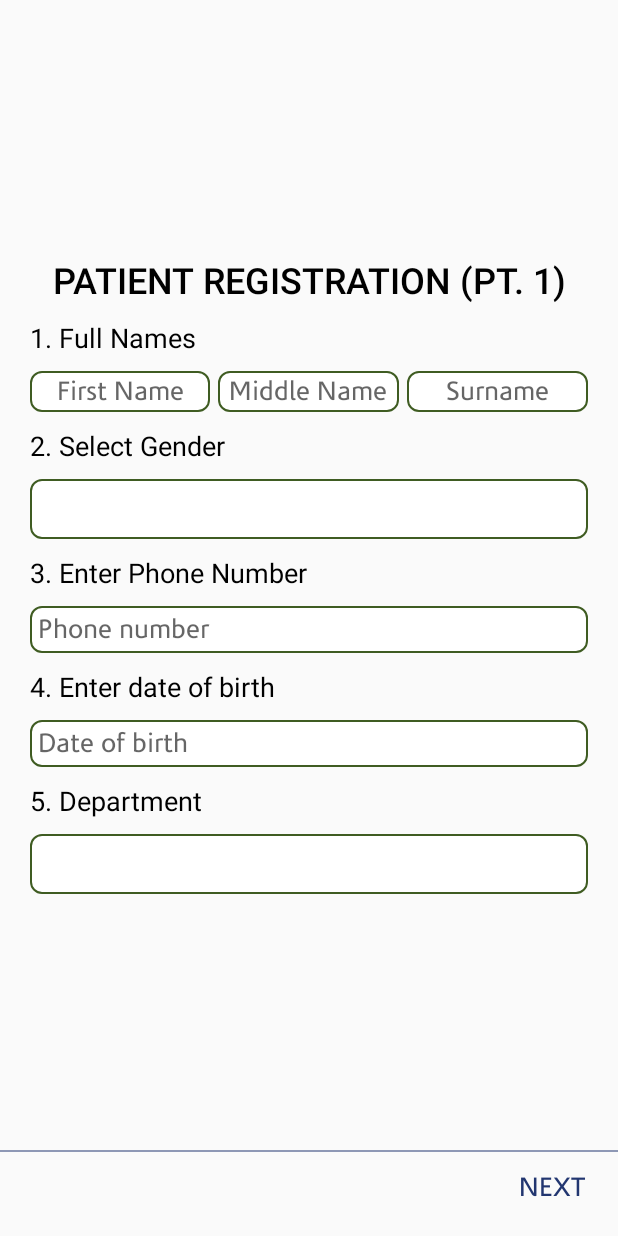
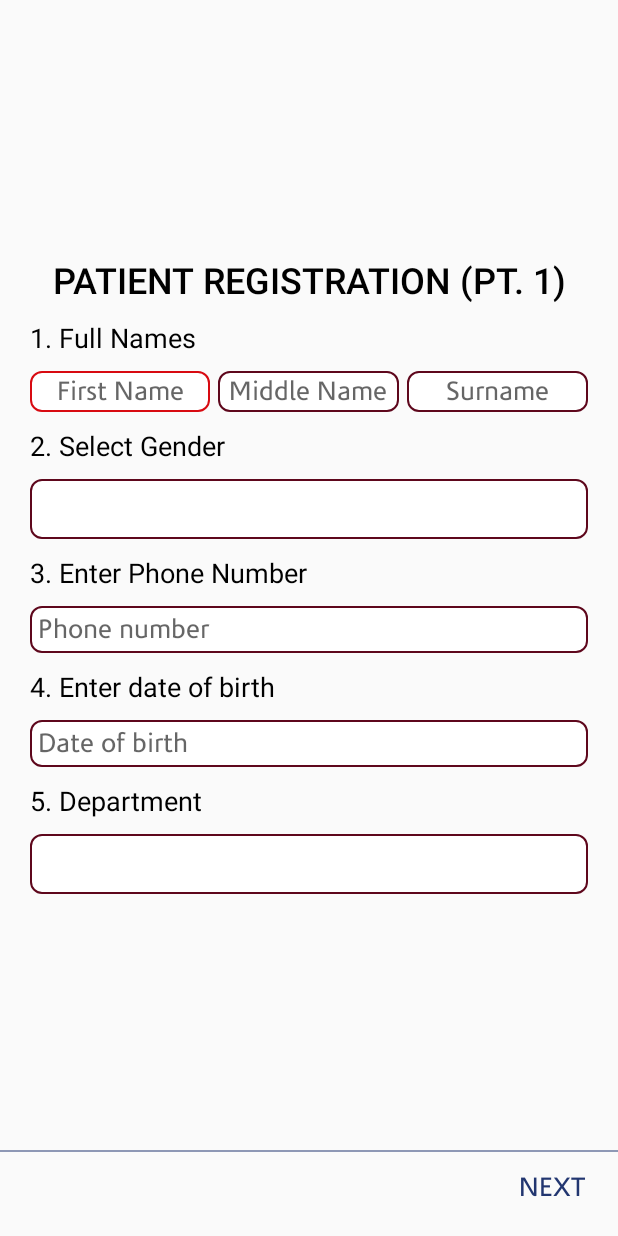
Before and after one commit to Ashisoma/covid-app, an Android app: the PatientRegistrationActivity screen opened directly, with no data from a screen before it, on a phone screen of 412 x 824 dp. Run offline under Robolectric (Android 15) with nearby library versions, the phone set to English and light mode, and no system bars; our stand-ins replace Room's generated code; libraries missing offline, so code that uses them is left out: cn.pedant, com.toptoche.searchablespinnerlibrary; plain views replace SearchableSpinner; network calls fail; 17 statements that could not run were skipped.

Commit message:
changed layout colors on text fields

```diff
--- a/app/src/main/res/drawable/rounded_edt.xml
+++ b/app/src/main/res/drawable/rounded_edt.xml
@@ -10,5 +10,5 @@
 
     <stroke
         android:width="1dp"
-        android:color="#3F5C22" />
+        android:color="@color/required_text_input_layout" />
 </shape>
--- a/app/src/main/res/layout/patient_info1.xml
+++ b/app/src/main/res/layout/patient_info1.xml
@@ -36,6 +36,7 @@
             android:id="@+id/etFName"
             android:layout_width="0dp"
             android:layout_height="wrap_content"
+            app:boxStrokeColor="@color/required_text_input_layout"
             android:layout_weight="1"
             android:background="@drawable/rounded_edt"
             android:gravity="center"
```
